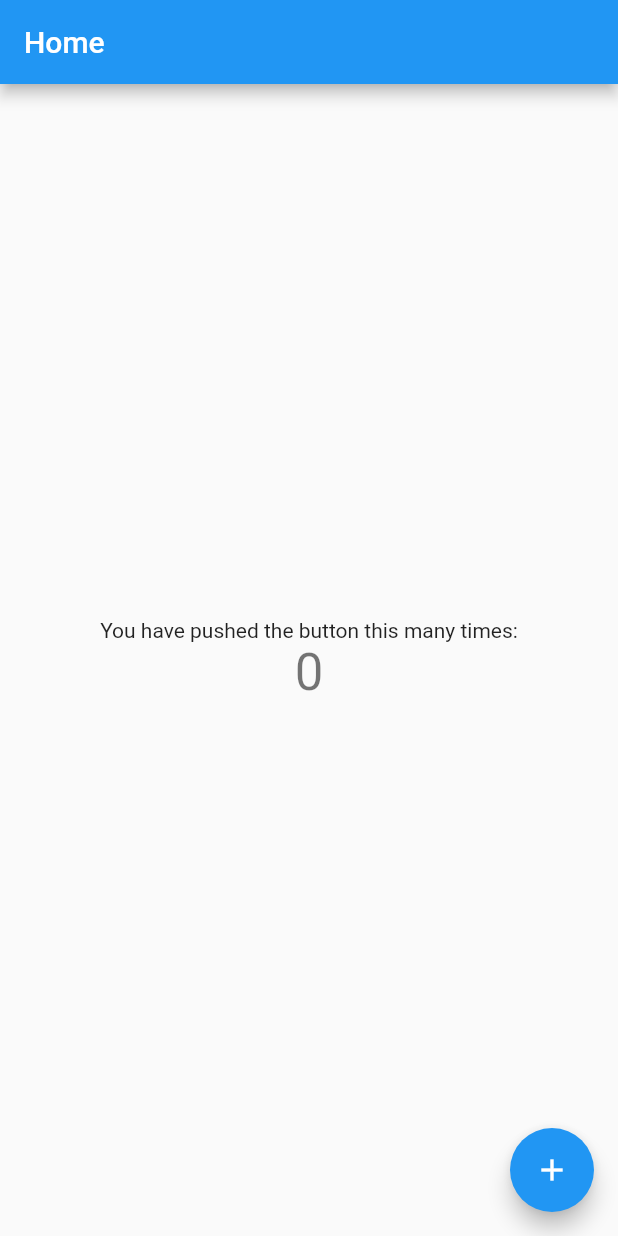
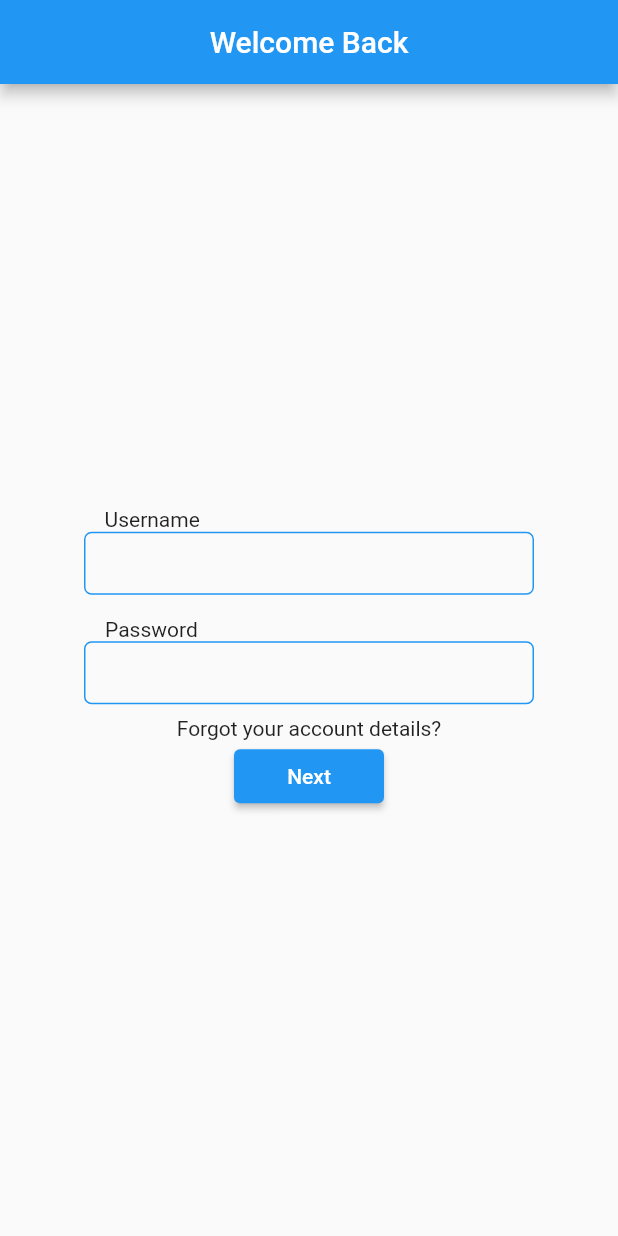
Before and after one commit to Alaurosa/QuicKitchen, a Flutter app: the screen it shows after launch, on a phone screen of 412 x 824 dp. Run offline on Flutter 3.47's test engine with Material 2 defaults, Android fonts, the phone set to English and light mode, and no system bars.

Commit message:
Update main.dart, create home.dart

```diff
--- /dev/null
+++ b/lib/home.dart
@@ -0,0 +1,17 @@
+import 'package:flutter/material.dart';
+
+class homePage extends StatefulWidget {
+  const homePage({ Key? key }) : super(key: key);
+
+  @override
+  _homePageState createState() => _homePageState();
+}
+
+class _homePageState extends State<homePage> {
+  @override
+  Widget build(BuildContext context) {
+    return Scaffold(
+      appBar: AppBar(title: Center(child: Text("Home Page"))),
+    );
+  }
+}
--- a/lib/main.dart
+++ b/lib/main.dart
@@ -1,4 +1,5 @@
 import 'package:flutter/material.dart';
+import 'package:simplymakedemo/home.dart';
 
 void main() {
   runApp(MyApp());
@@ -28,38 +29,56 @@ class MyHomePage extends StatefulWidget {
 }
 
 class _MyHomePageState extends State<MyHomePage> {
-  int _counter = 0;
 
-  void _incrementCounter() {
-    setState(() {
-      _counter++;
-    });
-  }
+  void home(){
+  Navigator.push(context, MaterialPageRoute(builder: (context) => homePage()));
+}
 
   @override
   Widget build(BuildContext context) {
+    var container= Container(
+      padding:EdgeInsets.all(20),
+      width:300,
+      alignment: Alignment.center,
+      decoration: BoxDecoration(
+        border: Border.all(color: Colors.blue),
+        borderRadius: BorderRadius.all(
+          Radius.circular(5.0),
+        ),
+      ),
+    );
     return Scaffold(
       appBar: AppBar(
-        title: Text(widget.title),
+        title: Center(child: Text("Welcome Back")),
       ),
       body: Center(
         child: Column(
           mainAxisAlignment: MainAxisAlignment.center,
           children: <Widget>[
-            Text(
-              'You have pushed the button this many times:',
+            Container(
+              alignment: FractionalOffset(0.2, 0.6),
+              child: Text("Username"),
             ),
-            Text(
-              '$_counter',
-              style: Theme.of(context).textTheme.headline4,
+            Padding(
+              padding: const EdgeInsets.only(bottom: 15.0),
+              child: container,
             ),
+            Container(
+              alignment: FractionalOffset(0.2,0.6),
+              child: Text("Password"),
+            ),
+            Padding(
+              padding: const EdgeInsets.only(bottom:8.0),
+              child: container,
+            ),
+            Text("Forgot your account details?"),
+            Container(
+              child: ElevatedButton(onPressed: () => home(), child: Text("Next")),
+              width: 100,
+              ),
+
           ],
         ),
-      ),
-      floatingActionButton: FloatingActionButton(
-        onPressed: _incrementCounter,
-        tooltip: 'Increment',
-        child: Icon(Icons.add),
       ),
     );
   }
```
